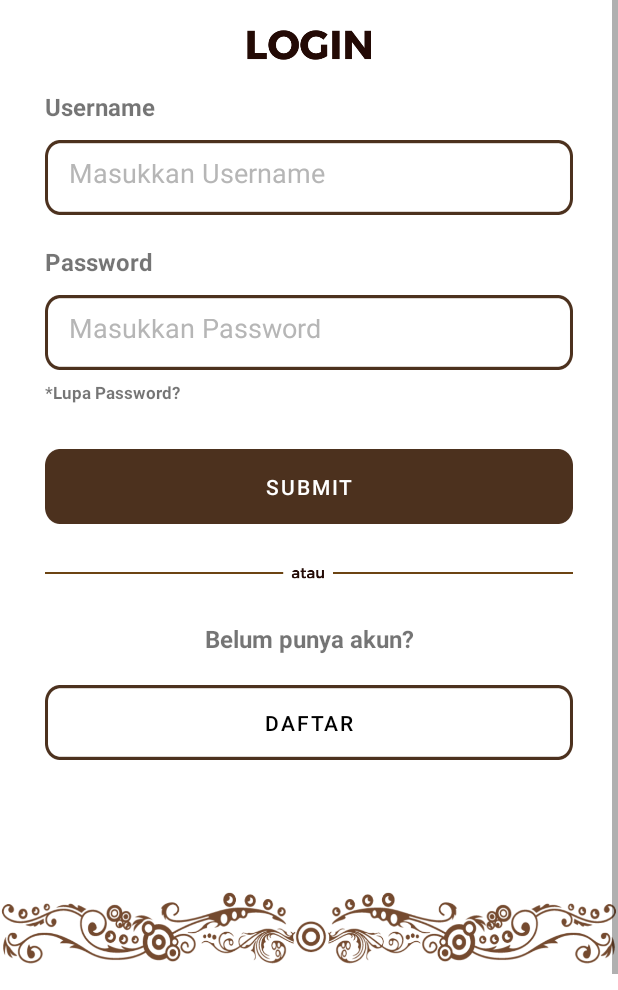
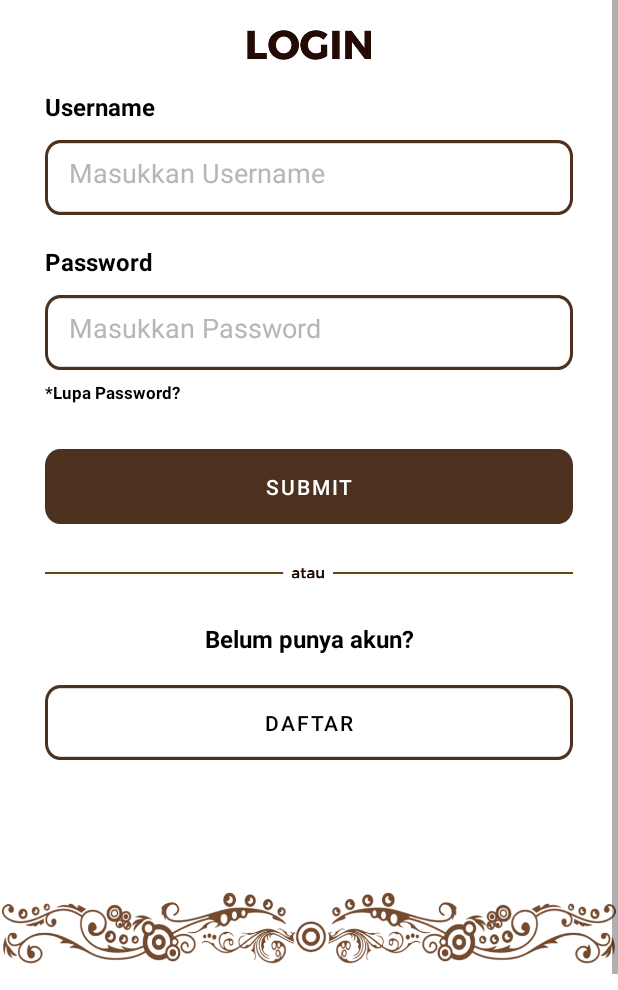
Before and after one commit to irwantoadi/bimart, an Android app: the LoginActivity screen opened directly, with no data from a screen before it, on a phone screen of 412 x 824 dp, the part 246-1236 px from its top. Run offline under Robolectric (Android 15) with nearby library versions, the phone set to English and light mode, and no system bars.

Commit message:
update color theme

```diff
--- a/app/src/main/res/layout/activity_batik1.xml
+++ b/app/src/main/res/layout/activity_batik1.xml
@@ -4,6 +4,7 @@
     xmlns:tools="http://schemas.android.com/tools"
     android:layout_width="match_parent"
     android:layout_height="match_parent"
+    android:background="@color/white"
     tools:context=".Batik1Activity">
 
     <ScrollView
--- a/app/src/main/res/layout/activity_batik2.xml
+++ b/app/src/main/res/layout/activity_batik2.xml
@@ -4,6 +4,7 @@
     xmlns:tools="http://schemas.android.com/tools"
     android:layout_width="match_parent"
     android:layout_height="match_parent"
+    android:background="@color/white"
     tools:context=".Batik2Activity">
 
     <ScrollView
--- a/app/src/main/res/layout/activity_batik3.xml
+++ b/app/src/main/res/layout/activity_batik3.xml
@@ -4,6 +4,7 @@
     xmlns:tools="http://schemas.android.com/tools"
     android:layout_width="match_parent"
     android:layout_height="match_parent"
+    android:background="@color/white"
     tools:context=".Batik3Activity">
 
     <ScrollView
--- a/app/src/main/res/layout/activity_login.xml
+++ b/app/src/main/res/layout/activity_login.xml
@@ -4,6 +4,7 @@
     xmlns:tools="http://schemas.android.com/tools"
     android:layout_width="match_parent"
     android:layout_height="match_parent"
+    android:background="@color/white"
     tools:context=".LoginActivity">
     <ScrollView
         android:layout_width="match_parent"
@@ -52,6 +53,7 @@
                     android:layout_marginHorizontal="30dp"
                     android:textStyle="bold"
                     android:textSize="16sp"
+                    android:textColor="@color/black"
                     android:layout_marginTop="20dp"
                     android:text="@string/username"/>
                 <EditText
@@ -62,7 +64,7 @@
                     android:layout_marginRight="30dp"
                     android:drawablePadding="10dp"
                     android:hint="@string/masukkan_username"
-                    android:textColor="@color/white"
+                    android:textColor="@color/black"
                     android:textColorHint="#B6B6B6"
                     android:inputType="text"
                     android:padding="16dp"
@@ -75,6 +77,7 @@
                     android:layout_marginHorizontal="30dp"
                     android:textStyle="bold"
                     android:textSize="16sp"
+                    android:textColor="@color/black"
                     android:layout_marginTop="20dp"
                     android:text="@string/password"/>
                 <EditText
@@ -85,7 +88,7 @@
                     android:layout_marginRight="30dp"
                     android:drawablePadding="10dp"
                     android:hint="@string/masukkan_password"
-                    android:textColor="@color/white"
+                    android:textColor="@color/black"
                     android:textColorHint="#B6B6B6"
                     android:inputType="textPassword"
                     android:padding="16dp"
@@ -97,6 +100,7 @@
                     android:layout_marginHorizontal="30dp"
                     android:textStyle="bold"
                     android:textSize="11sp"
+                    android:textColor="@color/black"
                     android:layout_marginTop="7dp"
                     android:text="@string/lupa_password"/>
                 <Button
@@ -125,6 +129,7 @@
                     android:text="@string/belum_punya_akun"
                     android:textSize="16sp"
                     android:textStyle="bold"
+                    android:textColor="@color/black"
                     android:layout_marginTop="10dp"/>
                 <Button
                     android:id="@+id/btn_register"
--- a/app/src/main/res/layout/activity_main.xml
+++ b/app/src/main/res/layout/activity_main.xml
@@ -4,6 +4,7 @@
     xmlns:tools="http://schemas.android.com/tools"
     android:layout_width="match_parent"
     android:layout_height="match_parent"
+    android:background="@color/white"
     tools:context=".MainActivity">
 
     <ScrollView
--- a/app/src/main/res/layout/activity_menu1.xml
+++ b/app/src/main/res/layout/activity_menu1.xml
@@ -4,6 +4,7 @@
     xmlns:tools="http://schemas.android.com/tools"
     android:layout_width="match_parent"
     android:layout_height="match_parent"
+    android:background="@color/white"
     tools:context=".Menu1Activity">
 
     <ScrollView
--- a/app/src/main/res/layout/activity_menu2.xml
+++ b/app/src/main/res/layout/activity_menu2.xml
@@ -4,6 +4,7 @@
     xmlns:tools="http://schemas.android.com/tools"
     android:layout_width="match_parent"
     android:layout_height="match_parent"
+    android:background="@color/white"
     tools:context=".Menu2Activity">
 
     <ScrollView
--- a/app/src/main/res/layout/activity_menu3.xml
+++ b/app/src/main/res/layout/activity_menu3.xml
@@ -4,6 +4,7 @@
     xmlns:tools="http://schemas.android.com/tools"
     android:layout_width="match_parent"
     android:layout_height="match_parent"
+    android:background="@color/white"
     tools:context=".Menu3Activity">
 
     <ScrollView
--- a/app/src/main/res/layout/activity_menu4.xml
+++ b/app/src/main/res/layout/activity_menu4.xml
@@ -4,6 +4,7 @@
     xmlns:tools="http://schemas.android.com/tools"
     android:layout_width="match_parent"
     android:layout_height="match_parent"
+    android:background="@color/white"
     tools:context=".Menu3Activity">
 
     <ScrollView
@@ -95,6 +96,7 @@
                     android:text="@string/program_pemberdayaan_berbasis_pals"
                     android:textSize="16dp"
                     android:textStyle="bold"
+                    android:textColor="@color/black"
                     android:layout_margin="30dp"
                     android:gravity="center"/>
 
--- a/app/src/main/res/layout/activity_menu5.xml
+++ b/app/src/main/res/layout/activity_menu5.xml
@@ -4,6 +4,7 @@
     xmlns:tools="http://schemas.android.com/tools"
     android:layout_width="match_parent"
     android:layout_height="match_parent"
+    android:background="@color/white"
     tools:context=".Menu5Activity">
 
     <ScrollView
--- a/app/src/main/res/layout/activity_menu6.xml
+++ b/app/src/main/res/layout/activity_menu6.xml
@@ -4,6 +4,7 @@
     xmlns:tools="http://schemas.android.com/tools"
     android:layout_width="match_parent"
     android:layout_height="match_parent"
+    android:background="@color/white"
     tools:context=".Menu1Activity">
 
     <ScrollView
--- a/app/src/main/res/layout/activity_museum.xml
+++ b/app/src/main/res/layout/activity_museum.xml
@@ -4,6 +4,7 @@
     xmlns:tools="http://schemas.android.com/tools"
     android:layout_width="match_parent"
     android:layout_height="match_parent"
+    android:background="@color/white"
     tools:context=".MuseumActivity">
 
     <ScrollView
--- a/app/src/main/res/values-night/themes.xml
+++ b/app/src/main/res/values-night/themes.xml
@@ -2,9 +2,9 @@
     <!-- Base application theme. -->
     <style name="Theme.BIMART" parent="Theme.MaterialComponents.DayNight.DarkActionBar">
         <!-- Primary brand color. -->
-        <item name="colorPrimary">@color/purple_200</item>
-        <item name="colorPrimaryVariant">@color/purple_700</item>
-        <item name="colorOnPrimary">@color/black</item>
+        <item name="colorPrimary">@color/brown</item>
+        <item name="colorPrimaryVariant">#551F02</item>
+        <item name="colorOnPrimary">@color/white</item>
         <!-- Secondary brand color. -->
         <item name="colorSecondary">@color/teal_200</item>
         <item name="colorSecondaryVariant">@color/teal_200</item>
--- a/app/src/main/res/values/strings.xml
+++ b/app/src/main/res/values/strings.xml
@@ -4,7 +4,7 @@
     <string name="title">title</string>
     <string name="border_batik">Border Batik</string>
     <string name="bottom_navigation">Bottom Navigation</string>
-    <string name="halo_langgir_nselamat_datang_di_bimart">Halo Langgir, \nSelamat Datang di <font color="brown">BIMART!</font></string>
+    <string name="halo_langgir_nselamat_datang_di_bimart"><font color="black">Halo Langgir, \nSelamat Datang di</font> <font color="brown">BIMART!</font></string>
     <string name="program_pemberdayaan_berbasis_pals">PROGRAM PEMBERDAYAAN BERBASIS PALS</string>
     <string name="masukkan_username">Masukkan Username</string>
     <string name="masukkan_password">Masukkan Password</string>
--- a/app/src/main/res/values/themes.xml
+++ b/app/src/main/res/values/themes.xml
@@ -3,7 +3,7 @@
     <style name="Theme.BIMART" parent="Theme.MaterialComponents.DayNight.DarkActionBar">
         <!-- Primary brand color. -->
         <item name="colorPrimary">@color/brown</item>
-        <item name="colorPrimaryVariant">@color/purple_700</item>
+        <item name="colorPrimaryVariant">#551F02</item>
         <item name="colorOnPrimary">@color/white</item>
         <!-- Secondary brand color. -->
         <item name="colorSecondary">@color/teal_200</item>
```
Also changed, not shown: app/src/main/res/layout/activity_register.xml (+11 -5 lines).
